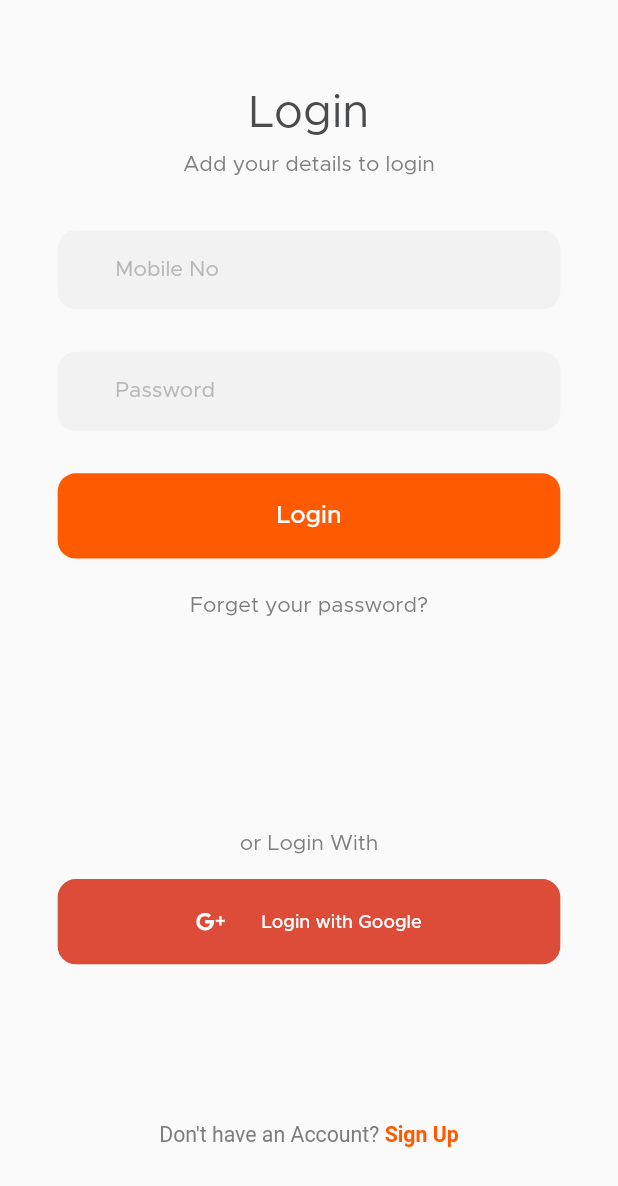
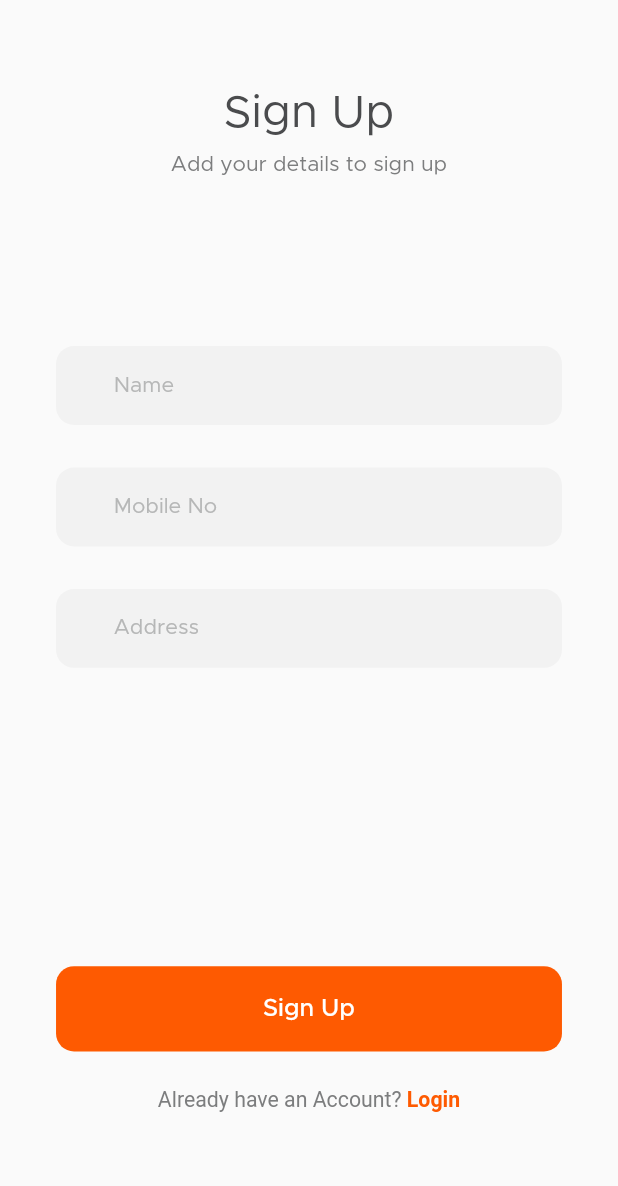
Before and after one commit to HamzaSamirAmmar/holland_bazar, a Flutter app: the screen it shows after launch, on a phone screen of 412 x 824 dp. Shown: the top 1186 px of the screen. Run offline on Flutter 3.47's test engine with Material 2 defaults, Android fonts, the phone set to English and light mode, and no system bars; our stand-ins replace bloc, built_collection, built_value, dartz, dio, equatable and 8 more.

Commit message:
sign up page

```diff
--- a/lib/app.dart
+++ b/lib/app.dart
@@ -3,6 +3,7 @@ import 'package:flutter/services.dart';
 import 'package:flutter_screenutil/flutter_screenutil.dart';
 import 'package:holland_bazar/features/login/presentation/pages/login_page.dart';
 import 'package:holland_bazar/features/main/presentation/pages/main_page.dart';
+import 'package:holland_bazar/features/sign_up/presentation/pages/sign_up_page.dart';
 import 'package:holland_bazar/features/splash/presentation/pages/splash_page.dart';
 
 import '../../core/util/over_scroll.dart';
@@ -57,7 +58,7 @@ class _AppState extends State<App> {
               child: child!,
             );
           },
-          home: const LoginPage( ),
+          home: const SignUpPage(),
           locale: const Locale('en', ''),
           onGenerateRoute: GeneratePage.onGenerate,
           supportedLocales: const [Locale('en', '')],
--- a/lib/core/util/generate_screen.dart
+++ b/lib/core/util/generate_screen.dart
@@ -1,7 +1,9 @@
 import 'package:flutter/material.dart';
 import 'package:flutter_screenutil/flutter_screenutil.dart';
 import 'package:holland_bazar/features/onboarding_page/presentation/pages/onboarding_page.dart';
+import 'package:holland_bazar/features/sign_up/presentation/pages/sign_up_page.dart';
 
+import '../../features/login/presentation/pages/login_page.dart';
 import '../../features/splash/presentation/pages/splash_page.dart';
 
 class GeneratePage {
@@ -30,7 +32,15 @@ class GeneratePage {
       case PageName.loginPage:
         {
           return MaterialPageRoute(
-            builder: (context) => const SizedBox(),
+            builder: (context) => const LoginPage(),
+          );
+        }
+
+      /*** signUpPage **/
+      case PageName.signUpPage:
+        {
+          return MaterialPageRoute(
+            builder: (context) => const SignUpPage(),
           );
         }
 
@@ -102,5 +112,6 @@ class GeneratePage {
 class PageName {
   static const String splashPage = "/";
   static const String loginPage = "/login";
+  static const String signUpPage = "/sign-up";
   static const String onboardingPage = "/onboarding";
 }
--- /dev/null
+++ b/lib/features/sign_up/presentation/pages/sign_up_page.dart
@@ -0,0 +1,42 @@
+import 'package:flutter/material.dart';
+import 'package:flutter_screenutil/flutter_screenutil.dart';
+import 'package:holland_bazar/features/sign_up/presentation/widgets/login_text.dart';
+
+import '../widgets/sign_up_form.dart';
+import '../widgets/sign_up_subtitle.dart';
+import '../widgets/sign_up_title.dart';
+
+class SignUpPage extends StatefulWidget {
+  const SignUpPage({super.key});
+
+  @override
+  State<SignUpPage> createState() => _SignUpPageState();
+}
+
+class _SignUpPageState extends State<SignUpPage> {
+  @override
+  Widget build(BuildContext context) {
+    return Scaffold(
+      body: SingleChildScrollView(
+        child: Padding(
+          padding: EdgeInsets.symmetric(
+            horizontal: 34.w,
+          ),
+          child: Column(
+            children: [
+              SizedBox(height: 60.h),
+              const SignUpTitle(),
+              SizedBox(height: 12.h),
+              const SignUpSubtitle(),
+              SizedBox(height: 112.h),
+              const SignUpForm(),
+              SizedBox(height: 24.h),
+              const LoginText(),
+              SizedBox(height: 42.h),
+            ],
+          ),
+        ),
+      ),
+    );
+  }
+}
--- /dev/null
+++ b/lib/features/sign_up/presentation/widgets/login_text.dart
@@ -0,0 +1,37 @@
+import 'package:flutter/material.dart';
+import 'package:flutter_screenutil/flutter_screenutil.dart';
+
+class LoginText extends StatelessWidget {
+  const LoginText({super.key});
+
+  @override
+  Widget build(BuildContext context) {
+    return GestureDetector(
+      onTap: () {
+        // TODO: navigate to sign up page
+      },
+      child: RichText(
+        text: TextSpan(
+          style: TextStyle(
+            fontSize: 14.sp,
+          ),
+          children: [
+            TextSpan(
+              text: "Already have an Account? ",
+              style: TextStyle(
+                color: Theme.of(context).textTheme.headline2!.color,
+              ),
+            ),
+            TextSpan(
+              text: "Login",
+              style: TextStyle(
+                color: Theme.of(context).colorScheme.primary,
+                fontWeight: FontWeight.bold,
+              ),
+            ),
+          ],
+        ),
+      ),
+    );
+  }
+}
--- /dev/null
+++ b/lib/features/sign_up/presentation/widgets/sign_up_form.dart
@@ -0,0 +1,65 @@
+import 'package:flutter/material.dart';
+import 'package:flutter_screenutil/flutter_screenutil.dart';
+
+import '../../../../core/widgets/Inputs/custom_text_form_field.dart';
+import '../../../../core/widgets/Inputs/number_text_form_field.dart';
+import '../../../../core/widgets/buttons/custom_text_button.dart';
+
+class SignUpForm extends StatefulWidget {
+  const SignUpForm({super.key});
+
+  @override
+  State<SignUpForm> createState() => _SignUpFormState();
+}
+
+class _SignUpFormState extends State<SignUpForm> {
+  final _formKey = GlobalKey<FormState>();
+  final _numberController = TextEditingController();
+  final _nameController = TextEditingController();
+  final _addressController = TextEditingController();
+
+  @override
+  Widget build(BuildContext context) {
+    return Form(
+      key: _formKey,
+      child: Column(
+        children: [
+          CustomTextFormField(
+            hint: "Name",
+            controller: _nameController,
+            validator: (name) {
+              if (name == null || name.isEmpty) {
+                return 'Name is required';
+              }
+              return null;
+            },
+          ),
+          SizedBox(height: 28.h),
+          NumberTextFormField(
+            numberController: _numberController,
+          ),
+          SizedBox(height: 28.h),
+          CustomTextFormField(
+            hint: "Address",
+            controller: _addressController,
+            validator: (address) {
+              if (address == null || address.isEmpty) {
+                return 'Address is required';
+              }
+              return null;
+            },
+          ),
+          SizedBox(height: 196.h),
+          CustomTextButton(
+            title: "Sign Up",
+            onPressed: () {
+              if (_formKey.currentState?.validate() ?? false) {
+                // TODO: post sign up process
+              }
+            },
+          ),
+        ],
+      ),
+    );
+  }
+}
--- /dev/null
+++ b/lib/features/sign_up/presentation/widgets/sign_up_subtitle.dart
@@ -0,0 +1,17 @@
+import 'package:flutter/material.dart';
+import 'package:flutter_screenutil/flutter_screenutil.dart';
+
+class SignUpSubtitle extends StatelessWidget {
+  const SignUpSubtitle({super.key});
+
+  @override
+  Widget build(BuildContext context) {
+    return Text(
+      "Add your details to sign up",
+      style: TextStyle(
+        fontSize: 14.sp,
+        color: Theme.of(context).textTheme.headline2!.color,
+      ),
+    );
+  }
+}
--- /dev/null
+++ b/lib/features/sign_up/presentation/widgets/sign_up_title.dart
@@ -0,0 +1,17 @@
+import 'package:flutter/material.dart';
+import 'package:flutter_screenutil/flutter_screenutil.dart';
+
+class SignUpTitle extends StatelessWidget {
+  const SignUpTitle({super.key});
+
+  @override
+  Widget build(BuildContext context) {
+    return Text(
+      "Sign Up",
+      style: TextStyle(
+        fontSize: 30.sp,
+        color: Theme.of(context).textTheme.headline1!.color,
+      ),
+    );
+  }
+}
--- a/pubspec.yaml
+++ b/pubspec.yaml
@@ -55,7 +55,7 @@ dependencies:
   flutter_spinkit: ^5.2.0
   smooth_page_indicator: ^1.1.0
   flutter_svg: ^1.1.6
-  persistent_bottom_nav_bar: ^5.0.2
+  pinput: ^2.2.21
 
 dev_dependencies:
   flutter_test:
```
Also changed, not shown: lib/features/otp/presentation/pages/otp_page.dart (added), pubspec.lock.
